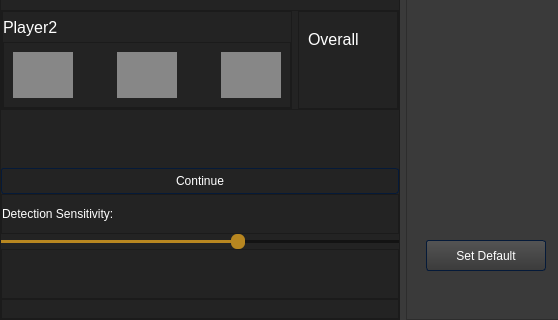
The window that QT_GUI_Elements/dart_main_gui.ui (LarsG21/Darts_Project) describes before a commit, drawn with Qt 5; both pictures show x 0 to 558 and y 310 to 630 of the 1150 by 630 pixel window.
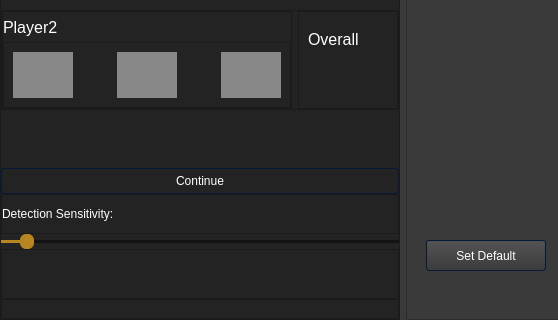
The same window after the commit. Icons and pictures are not drawn.

Commit message: Implemented win window.

Diff of the .ui file:
```diff
--- a/QT_GUI_Elements/dart_main_gui.ui
+++ b/QT_GUI_Elements/dart_main_gui.ui
@@ -1754,7 +1754,7 @@
           <number>30</number>
          </property>
          <property name="value">
-          <number>22</number>
+          <number>11</number>
          </property>
          <property name="orientation">
           <enum>Qt::Horizontal</enum>
```
The commit also changes 2 other files.
